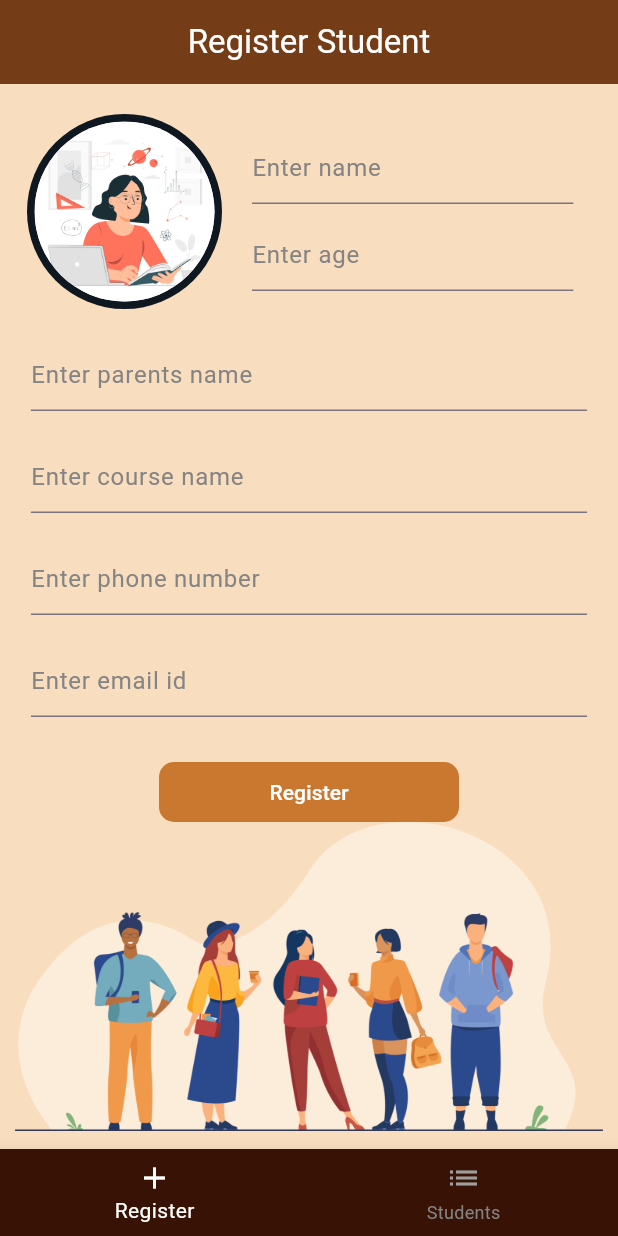
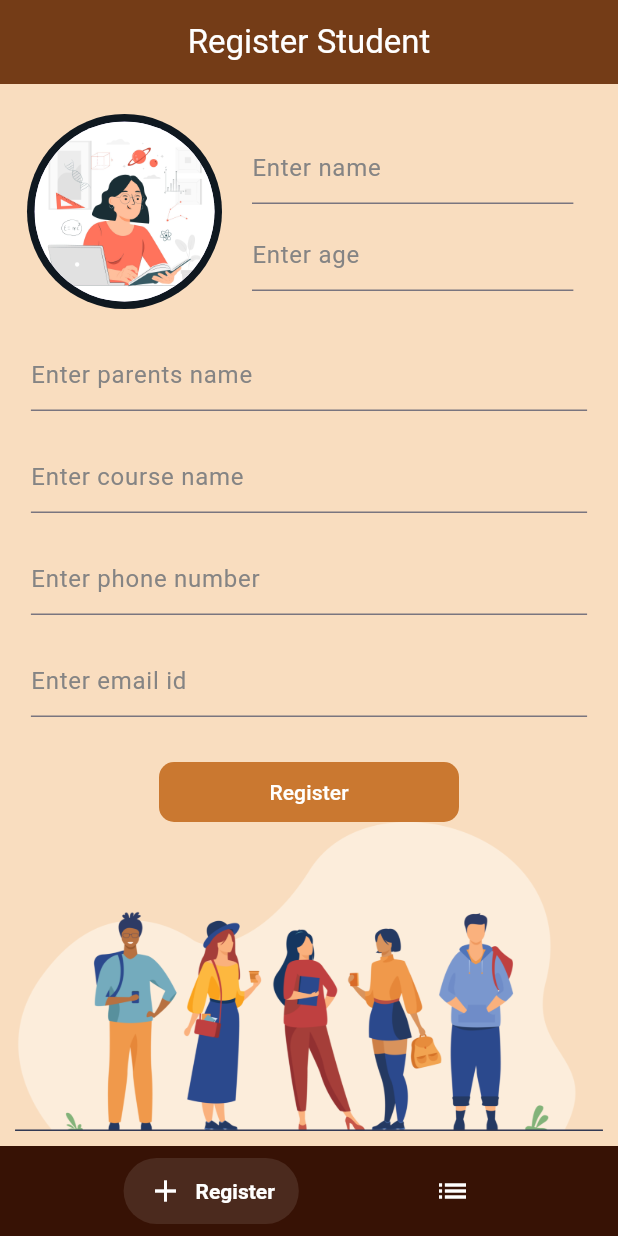
Before and after one commit to VyshnavCM/studentDB_Provider, a Flutter app: the screen it shows after launch, on a phone screen of 412 x 824 dp. Run offline on Flutter 3.47's test engine with Material 3 defaults, Android fonts, the phone set to English and light mode, and no system bars; drawn by our look-alikes of salomon_bottom_bar.

Commit message:
navigation animation added

```diff
--- a/lib/main.dart
+++ b/lib/main.dart
@@ -1,5 +1,6 @@
 import 'package:flutter/material.dart';
-import 'package:student_database_using_provider/presentation/mian_page/main_page_screen.dart';
+import 'package:student_database_using_provider/presentation/mian_page/main_page.dart';
+
 
 void main() {
   runApp(const MyApp());
@@ -17,7 +18,7 @@
         colorScheme: ColorScheme.fromSeed(seedColor: Colors.deepPurple),
         useMaterial3: true,
       ),
-      home:  MainPageScreen(),
+      home:  const BottomNav(),
     );
   }
 }
--- /dev/null
+++ b/lib/presentation/mian_page/main_page.dart
@@ -0,0 +1,68 @@
+// ignore_for_file: no_leading_underscores_for_local_identifiers
+
+import 'package:flutter/material.dart';
+import 'package:salomon_bottom_bar/salomon_bottom_bar.dart';
+
+import '../../core/color/colors.dart';
+import '../registration/resgistration_screen.dart';
+import '../student_list/student_list_screen.dart';
+
+class BottomNav extends StatefulWidget {
+  const BottomNav({super.key});
+
+  @override
+  State<BottomNav> createState() => _BottomNavState();
+}
+
+class _BottomNavState extends State<BottomNav> {
+  final _screens = [
+    const RegistrationScreen(),
+    const StudentListScreen(),
+  ];
+
+  final _title = [
+    'Register Student',
+    'Students List',
+  ];
+
+  int _currentIndex = 0;
+
+  @override
+  Widget build(BuildContext context) {
+    return Scaffold(
+      appBar: AppBar(
+        backgroundColor: kAppBarColor,
+        title: Center(child: Text(_title[_currentIndex],
+        style: const TextStyle(color: kWhiteColor),),
+        ),
+      ),
+      body: _screens[_currentIndex],
+      bottomNavigationBar: bottomNaigation(),
+    );
+  }
+  SalomonBottomBar bottomNaigation() {
+    return SalomonBottomBar(
+      backgroundColor:kNavColor ,
+        currentIndex: _currentIndex,
+        onTap: (int _index) {
+          setState(() {
+            _currentIndex = _index;
+          });
+        },
+        items: [
+          SalomonBottomBarItem(
+            selectedColor: kWhiteColor,
+            unselectedColor: kWhiteColor,
+            icon: const Icon(Icons.add),
+            title: const Text('Register'),
+          ),
+          SalomonBottomBarItem(
+            selectedColor: kWhiteColor,
+            unselectedColor: kWhiteColor,
+            icon: const Icon(Icons.list),
+            title: const Text('Students'),
+          )
+        ]);
+  }
+
+}
--- a/lib/presentation/mian_page/main_page_screen.dart
+++ /dev/null
@@ -1,45 +0,0 @@
-import 'package:flutter/material.dart';
-import 'package:student_database_using_provider/core/color/colors.dart';
-import 'package:student_database_using_provider/presentation/mian_page/widget/bottom_navigation_widget.dart';
-import 'package:student_database_using_provider/presentation/registration/resgistration_screen.dart';
-import 'package:student_database_using_provider/presentation/student_list/student_list_screen.dart';
-
-class MainPageScreen extends StatelessWidget {
-  MainPageScreen({super.key});
-
-  final _screens = [
-    const RegistrationScreen(),
-    const StudentListScreen(),
-  ];
-
-  final _title = [    'Register Student',
-    'Students List',
-  ];
-
-
-  @override
-  Widget build(BuildContext context) {
-    return Scaffold(
-      appBar: AppBar(
-        backgroundColor: kAppBarColor,
-        title: ValueListenableBuilder(
-          valueListenable: indexChangeNotifier,
-          builder: (context, index, child) {
-            return Center(
-                child: Text(
-              _title[index],
-              style: const TextStyle(color: kWhiteColor),
-            ));
-          },
-        ),
-      ),
-      body: SafeArea(
-          child: ValueListenableBuilder(
-              valueListenable: indexChangeNotifier,
-              builder: (context, int index, _) {
-                return _screens[index];
-              })),
-      bottomNavigationBar: const BottomNavigationWidget(),
-    );
-  }
-}
--- a/lib/presentation/mian_page/widget/bottom_navigation_widget.dart
+++ /dev/null
@@ -1,37 +0,0 @@
-import 'package:flutter/material.dart';
-import 'package:student_database_using_provider/core/color/colors.dart';
-
-ValueNotifier<int> indexChangeNotifier = ValueNotifier(0);
-
-class BottomNavigationWidget extends StatelessWidget {
-  const BottomNavigationWidget({super.key});
-
-  @override
-  Widget build(BuildContext context) {
-    return ValueListenableBuilder(
-      valueListenable: indexChangeNotifier,
-      builder: (BuildContext context, int newIndex, Widget? _) {
-        return BottomNavigationBar(
-            onTap: (index) {
-              indexChangeNotifier.value = index;
-            },
-            currentIndex: newIndex,
-            type: BottomNavigationBarType.fixed,
-            backgroundColor: kNavColor,
-            selectedItemColor: Colors.white,
-            unselectedItemColor: kGreyColor,
-            selectedIconTheme: const IconThemeData(
-              color: Colors.white,
-            ),
-            unselectedIconTheme: const IconThemeData(
-              color: Colors.grey,
-            ),
-            items: const [
-              BottomNavigationBarItem(icon: Icon(Icons.add), label: 'Register'),
-              BottomNavigationBarItem(
-                  icon: Icon(Icons.list), label: 'Students'),
-            ]);
-      },
-    );
-  }
-}
--- a/lib/presentation/registration/widgets/section1.dart
+++ b/lib/presentation/registration/widgets/section1.dart
@@ -1,6 +1,5 @@
 import 'package:flutter/material.dart';
 import 'package:student_database_using_provider/presentation/registration/resgistration_screen.dart';
-
 import '../../../core/color/colors.dart';
 import '../../../core/constants/constants.dart';
 final formkeys = GlobalKey<FormState>();
--- a/pubspec.yaml
+++ b/pubspec.yaml
@@ -17,6 +17,7 @@
   image_picker: ^1.0.4
   path_provider: ^2.1.1
   photo_view: ^0.14.0
+  salomon_bottom_bar: ^3.3.2
 
 dev_dependencies:
   build_runner: ^2.4.6
```
Also changed, not shown: pubspec.lock.
